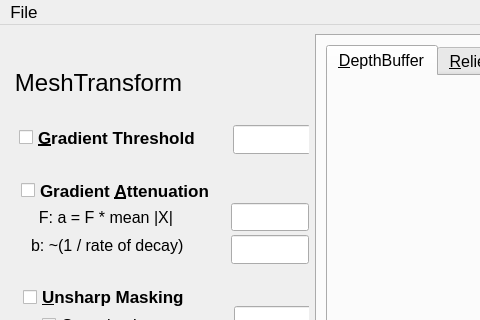
Old version of the form Solver/Explorer.ui in the repository steveknipmeyer/ModelRelief; both pictures show x 0 to 480 and y 0 to 320 of the 1171 by 967 pixel window.
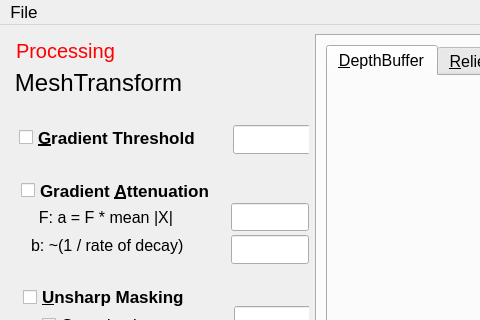
New version of the form. Icons and pictures are not drawn.

Commit message: Add busy indicator ('Processing' label) to Explorer.

Diff of the .ui file:
```diff
--- a/Solver/Explorer.ui
+++ b/Solver/Explorer.ui
@@ -629,6 +629,29 @@
         </size>
        </property>
       </widget>
+      <widget class="QLabel" name="labelProcessing">
+       <property name="geometry">
+        <rect>
+         <x>7</x>
+         <y>-2</y>
+         <width>161</width>
+         <height>31</height>
+        </rect>
+       </property>
+       <property name="font">
+        <font>
+         <pointsize>15</pointsize>
+         <weight>50</weight>
+         <bold>false</bold>
+        </font>
+       </property>
+       <property name="styleSheet">
+        <string notr="true">color: rgb(255, 0, 0);</string>
+       </property>
+       <property name="text">
+        <string>Processing</string>
+       </property>
+      </widget>
      </widget>
     </item>
    </layout>
```
The commit also changes 3 other files.
